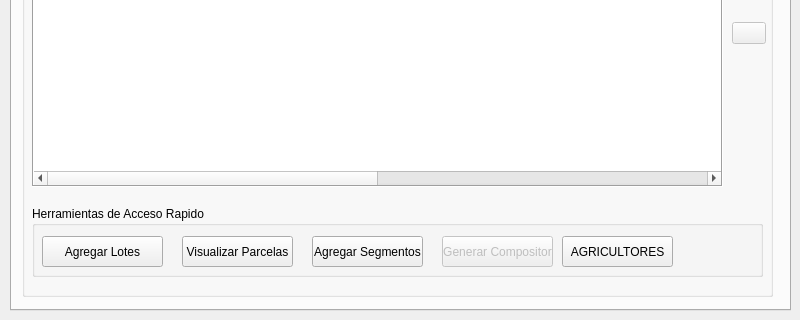
This is ui/agrae_main.ui in franciscocontreras93/agrae as Qt 5 draws it before an edit; both pictures show x 0 to 800 and y 280 to 600 of the 800 by 600 pixel window. The edited form follows.
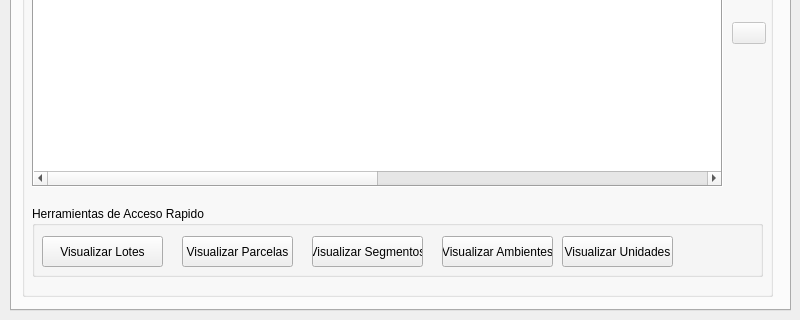
This is the edited form.

Diff of the .ui file:
```diff
--- a/ui/agrae_main.ui
+++ b/ui/agrae_main.ui
@@ -343,7 +343,7 @@
         </rect>
        </property>
        <property name="text">
-        <string>Agregar Lotes</string>
+        <string>Visualizar Lotes</string>
        </property>
       </widget>
       <widget class="QPushButton" name="btn_add_parcelas">
@@ -369,13 +369,10 @@
         </rect>
        </property>
        <property name="text">
-        <string>Agregar Segmentos</string>
+        <string>Visualizar Segmentos</string>
        </property>
       </widget>
-      <widget class="QPushButton" name="pushButton_2">
-       <property name="enabled">
-        <bool>false</bool>
-       </property>
+      <widget class="QPushButton" name="btn_add_ambientes">
        <property name="geometry">
         <rect>
          <x>410</x>
@@ -385,13 +382,10 @@
         </rect>
        </property>
        <property name="text">
-        <string>Generar Compositor</string>
+        <string>Visualizar Ambientes</string>
        </property>
       </widget>
-      <widget class="QPushButton" name="pushButton_5">
-       <property name="enabled">
-        <bool>true</bool>
-       </property>
+      <widget class="QPushButton" name="btn_add_unidades">
        <property name="geometry">
         <rect>
          <x>530</x>
@@ -401,7 +395,7 @@
         </rect>
        </property>
        <property name="text">
-        <string>AGRICULTORES</string>
+        <string>Visualizar Unidades</string>
        </property>
       </widget>
      </widget>
```
